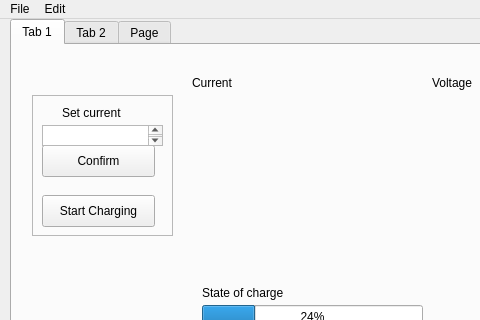
Before: the Qt Designer form untitled.ui in UWaterloo-Formula-Electric/charge-cart-gui, drawn with Qt 5; both pictures show x 0 to 480 and y 0 to 320 of the 800 by 600 pixel window.
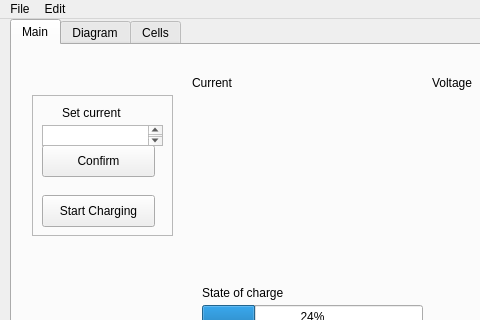
After: the same form once the commit is applied. Custom widgets are drawn as their Qt base class.

The edit to the form file:
```diff
--- a/untitled.ui
+++ b/untitled.ui
@@ -41,7 +41,7 @@
     </property>
     <widget class="QWidget" name="tab">
      <attribute name="title">
-      <string>Tab 1</string>
+      <string>Main</string>
      </attribute>
      <widget class="PlotWidget" name="graphWidget_current" native="true">
       <property name="geometry">
@@ -436,12 +436,12 @@
     </widget>
     <widget class="QWidget" name="tab_2">
      <attribute name="title">
-      <string>Tab 2</string>
+      <string>Diagram</string>
      </attribute>
     </widget>
     <widget class="QWidget" name="tab_3">
      <attribute name="title">
-      <string>Page</string>
+      <string>Cells</string>
      </attribute>
      <widget class="QTableWidget" name="tableWidget">
       <property name="geometry">
```
Left out of the diff: 2 changed lines with no effect on the pictures.
